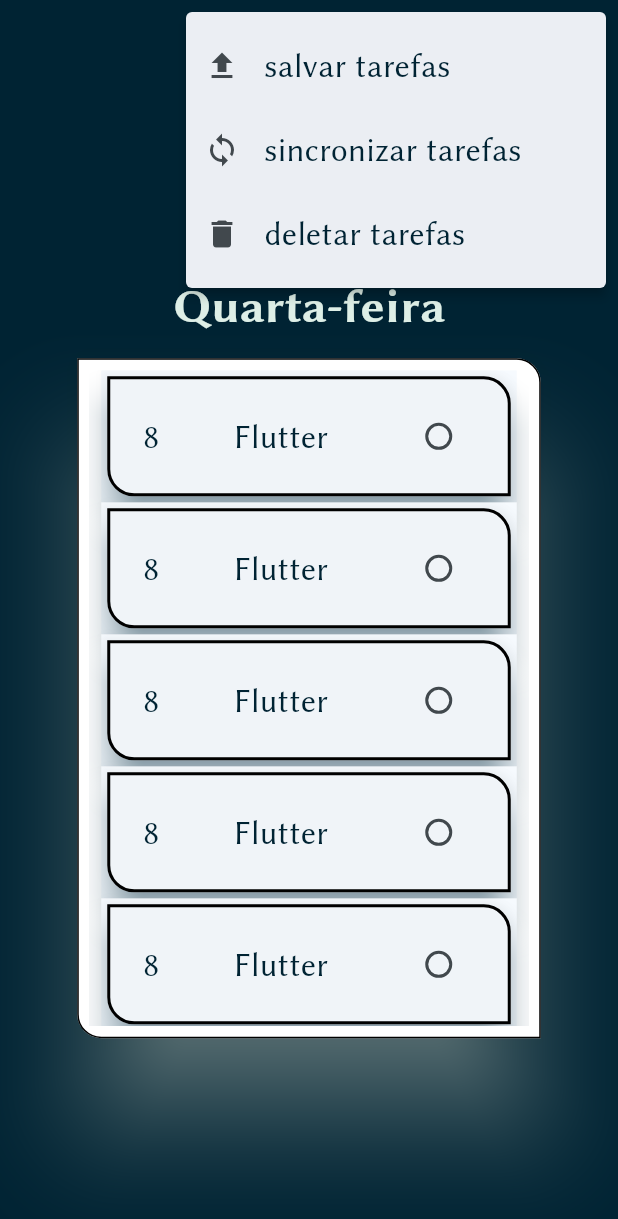
After one commit to DanielBrown1998/studie, a Flutter app: the TasksScreen screen opened directly, after a tap on the "cloud" icon, on a phone screen of 412 x 824 dp. The commit adds this screen. Shown: the top 1219 px of the screen. Run offline on Flutter 3.47's test engine with Material 3 defaults, Android fonts, the phone set to English and light mode, and no system bars; our stand-ins replace drift, drift_flutter, get; accounts and stored records are empty; generated files the repository leaves out were written again.

Commit message:
feat: Implement TasksScreen and enhance MenuCard with navigation functionality

```diff
--- /dev/null
+++ b/app/lib/screens/tasks.dart
@@ -0,0 +1,146 @@
+import 'package:app/domain/models/task.dart';
+import 'package:app/screens/widgets/default_dialog.dart';
+import 'package:app/screens/widgets/task_card.dart';
+import 'package:app/utils/helpers/days_week.dart';
+import 'package:app/utils/theme/theme.dart';
+import 'package:flutter/material.dart';
+
+class TasksScreen extends StatelessWidget {
+  TasksScreen({super.key});
+
+  //TODO cut this when controllerTask is implemented
+  final Task task = Task(
+    timeStart: 8,
+    description: "contruindo a task screen",
+    discipline: "Flutter",
+    daysWeek: AllWeekDays.quartaFeira.nome,
+  );
+
+  deleteDataInCloud() async {
+    final bool? confirm = await DefaultDialog.dialog(
+      confirmText: "sim",
+      cancelText: "nao",
+      middleText: "deseja apagar os dados da nuvem?",
+      titleText: "Remover Dados",
+    );
+    if (confirm == true) {
+      // TODO implements a function to remove firebase data
+    }
+  }
+  syncDataInCloud() async {}
+  saveDataInCLoud() async {}
+
+  @override
+  Widget build(BuildContext context) {
+    final theme = Theme.of(context);
+    final media = MediaQuery.of(context);
+    return Scaffold(
+      appBar: AppBar(
+        backgroundColor: StudieTheme.primaryColor,
+        centerTitle: true,
+        foregroundColor: StudieTheme.primaryColor,
+        surfaceTintColor: StudieTheme.primaryColor,
+        elevation: 0,
+        automaticallyImplyLeading: false,
+        leading: null,
+        title: Text("Tarefas", style: theme.textTheme.titleLarge),
+        actions: [
+          PopupMenuButton(
+            onSelected: (value) {
+              switch (value) {
+                case "delete":
+                  deleteDataInCloud();
+                  break;
+                case "save":
+                  saveDataInCLoud();
+                  break;
+                case "sync":
+                  syncDataInCloud();
+                  break;
+              }
+            },
+            icon: Icon(Icons.cloud, color: StudieTheme.whiteSmoke),
+            itemBuilder: (context) {
+              return [
+                PopupMenuItem(
+                  value: "save",
+                  child: ListTile(
+                    leading: Icon(Icons.upload),
+                    title: Text(
+                      "salvar tarefas",
+                      style: theme.textTheme.bodyMedium,
+                    ),
+                  ),
+                ),
+                PopupMenuItem(
+                  value: "sync",
+                  child: ListTile(
+                    leading: Icon(Icons.sync),
+                    title: Text(
+                      "sincronizar tarefas",
+                      style: theme.textTheme.bodyMedium,
+                    ),
+                  ),
+                ),
+                PopupMenuItem(
+                  value: "delete",
+                  child: ListTile(
+                    leading: Icon(Icons.delete),
+                    title: Text(
+                      "deletar tarefas",
+                      style: theme.textTheme.bodyMedium,
+                    ),
+                  ),
+                ),
+              ];
+            },
+          ),
+        ],
+      ),
+      body: Container(
+        decoration: BoxDecoration(color: StudieTheme.primaryColor),
+        child: Column(
+          mainAxisSize: MainAxisSize.max,
+          crossAxisAlignment: CrossAxisAlignment.center,
+          spacing: 10,
+          mainAxisAlignment: MainAxisAlignment.center,
+          children: [
+            Text(
+              AllWeekDays.quartaFeira.nome,
+              style: theme.textTheme.titleLarge,
+            ),
+            Center(
+              child: Card(
+                shape: OutlineInputBorder(
+                  gapPadding: 4,
+                  borderRadius: BorderRadius.only(
+                    bottomLeft: Radius.circular(16),
+                    topRight: Radius.circular(16),
+                  ),
+                ),
+                elevation: 32,
+                shadowColor: StudieTheme.whiteSmoke,
+                color: StudieTheme.whiteColor,
+                child: SizedBox(
+                  height: media.size.height * 0.55,
+                  width: media.size.width * .75,
+                  child: Padding(
+                    padding: const EdgeInsets.all(8.0),
+                    //TODO replace this when controllerTask was implemented
+                    child: ListView.builder(
+                      padding: EdgeInsets.only(left: 8, right: 8),
+                      itemCount: 14,
+                      itemBuilder: (context, index) {
+                        return TaskCard(task: task);
+                      },
+                    ),
+                  ),
+                ),
+              ),
+            ),
+          ],
+        ),
+      ),
+    );
+  }
+}
--- /dev/null
+++ b/app/lib/screens/widgets/default_dialog.dart
@@ -0,0 +1,23 @@
+import 'package:app/utils/theme/theme.dart';
+import 'package:get/get.dart';
+
+class DefaultDialog {
+  static Future<bool?> dialog({
+    required String confirmText,
+    required String cancelText,
+    required String middleText,
+    required String titleText,
+  }) => Get.defaultDialog(
+        textConfirm: confirmText,
+        textCancel: cancelText,
+        backgroundColor: StudieTheme.whiteSmoke,
+        title: titleText,
+        titleStyle: StudieTheme.textTheme.bodyLarge,
+        middleText: middleText,
+        middleTextStyle: StudieTheme.textTheme.bodyMedium,
+        confirmTextColor: StudieTheme.primaryColor,
+        cancelTextColor: StudieTheme.secondaryColor,
+        onConfirm: () => Get.back(result: true),
+        onCancel: () {},
+      );
+}
```
Also changed, not shown: app/lib/screens/home.dart (+11 -0 lines), app/lib/screens/widgets/menu_card.dart (+17 -5 lines).
